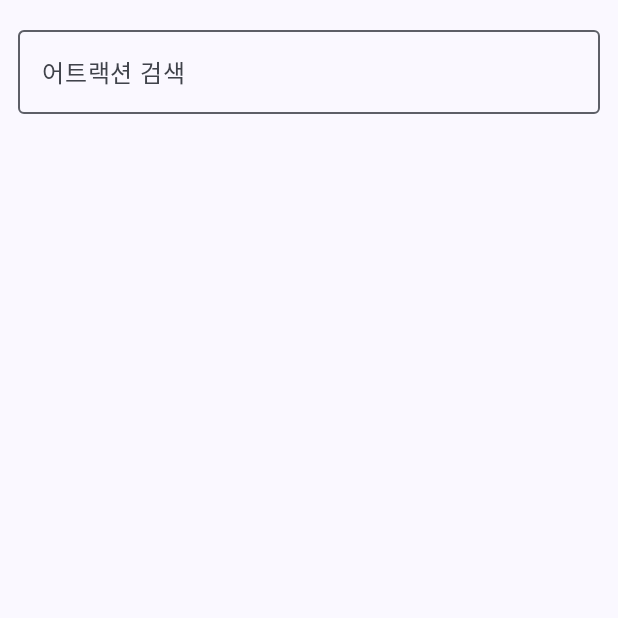
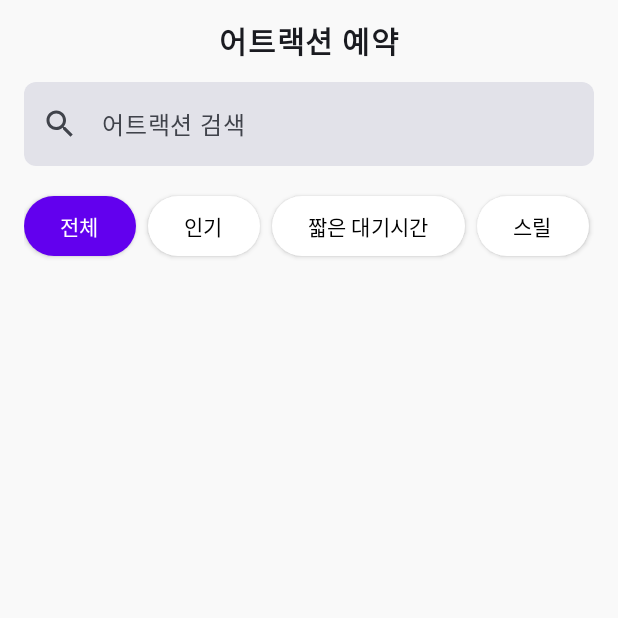
Before and after one commit to hungryTiger-roar/Hoonmin-World, an Android app built with Jetpack Compose: the composable AttractionTab called with empty values, on a phone screen of 412 x 824 dp, the top half of it. Run offline under Robolectric (Android 15) with nearby library versions, the phone set to English and light mode, and no system bars; pictures from the network do not load.

Commit message:
attraction 메인화면

```diff
--- a/hm_world_app/app/src/main/java/com/ssafy/hm/ui/screens/customer/AttractionTab.kt
+++ b/hm_world_app/app/src/main/java/com/ssafy/hm/ui/screens/customer/AttractionTab.kt
@@ -1,33 +1,26 @@
 package com.ssafy.hm.ui.screens.customer
 
+import androidx.compose.foundation.background
 import androidx.compose.foundation.clickable
-import androidx.compose.foundation.layout.Arrangement
-import androidx.compose.foundation.layout.Column
-import androidx.compose.foundation.layout.PaddingValues
-import androidx.compose.foundation.layout.Row
-import androidx.compose.foundation.layout.fillMaxSize
-import androidx.compose.foundation.layout.fillMaxWidth
-import androidx.compose.foundation.layout.padding
-import androidx.compose.foundation.layout.size
+import androidx.compose.foundation.layout.*
 import androidx.compose.foundation.lazy.LazyColumn
+import androidx.compose.foundation.lazy.LazyRow
 import androidx.compose.foundation.lazy.items
 import androidx.compose.foundation.shape.RoundedCornerShape
-import androidx.compose.material3.AlertDialog
-import androidx.compose.material3.Card
-import androidx.compose.material3.OutlinedTextField
-import androidx.compose.material3.Text
-import androidx.compose.material3.TextButton
-import androidx.compose.runtime.Composable
-import androidx.compose.runtime.getValue
-import androidx.compose.runtime.mutableStateOf
-import androidx.compose.runtime.remember
-import androidx.compose.runtime.setValue
+import androidx.compose.material.icons.Icons
+import androidx.compose.material.icons.filled.AccessTime
+import androidx.compose.material.icons.filled.Groups
+import androidx.compose.material.icons.filled.LocationOn
+import androidx.compose.material.icons.filled.Search
+import androidx.compose.material3.*
+import androidx.compose.runtime.*
 import androidx.compose.ui.Alignment
 import androidx.compose.ui.Modifier
 import androidx.compose.ui.draw.clip
 import androidx.compose.ui.graphics.Color
 import androidx.compose.ui.layout.ContentScale
 import androidx.compose.ui.text.font.FontWeight
+import androidx.compose.ui.text.style.TextAlign
 import androidx.compose.ui.text.style.TextOverflow
 import androidx.compose.ui.unit.dp
 import androidx.compose.ui.unit.sp
@@ -38,50 +31,154 @@ import com.ssafy.hm.data.model.AttractionReview
 @Composable
 fun AttractionTab(list: List<Attraction>, onSelect: (Int) -> Unit, paddingValues: PaddingValues) {
     var query by remember { mutableStateOf("") }
-    Column(modifier = Modifier
+    var selectedCategory by remember { mutableStateOf("전체") }
+
+    Column(
+        modifier = Modifier
             .fillMaxSize()
-        .padding(paddingValues)) {
-        OutlinedTextField(
-            value = query,
-            onValueChange = { query = it },
-            modifier = Modifier
-                .fillMaxWidth()
-                .padding(12.dp),
-            label = { Text("어트랙션 검색") }
+            .padding(paddingValues)
+            .background(Color(0xFFF9F9F9))
+    ) {
+        AttractionTopBar()
+
+        Column(modifier = Modifier.padding(horizontal = 16.dp)) {
+            AttractionSearchBar(query = query, onQueryChange = { query = it })
+            Spacer(modifier = Modifier.height(16.dp))
+            AttractionCategoryButtons(
+                selectedCategory = selectedCategory,
+                onCategorySelected = { selectedCategory = it }
             )
-        LazyColumn(modifier = Modifier.fillMaxSize(), verticalArrangement = Arrangement.spacedBy(10.dp)) {
-            items(list.filter { it.attName?.contains(query, true) == true }) { att ->
-                Card(
-                    modifier = Modifier
-                        .fillMaxWidth()
-                        .padding(horizontal = 12.dp)
-                        .clickable { onSelect(att.attId) },
-                    shape = RoundedCornerShape(12.dp)
+            Spacer(modifier = Modifier.height(16.dp))
+        }
+
+        val filteredList = list.filter {
+            (selectedCategory == "전체" || it.attCategory == selectedCategory) &&
+                    (query.isBlank() || it.attName?.contains(query, ignoreCase = true) == true)
+        }
+
+        LazyColumn(
+            contentPadding = PaddingValues(horizontal = 16.dp, vertical = 8.dp),
+            verticalArrangement = Arrangement.spacedBy(12.dp)
         ) {
-                    Row(
-                        modifier = Modifier.padding(12.dp),
-                        verticalAlignment = Alignment.CenterVertically,
-                        horizontalArrangement = Arrangement.spacedBy(12.dp)
-                    ) {
-                        AsyncImage(
-                            model = att.attPic,
-                            contentDescription = null,
-                            modifier = Modifier
-                                .size(72.dp)
-                                .clip(RoundedCornerShape(10.dp)),
-                            contentScale = ContentScale.Crop
-                        )
-                        Column {
-                            Text(att.attName ?: "", fontWeight = FontWeight.Bold)
-                            Text(att.attComment ?: "", maxLines = 2, overflow = TextOverflow.Ellipsis)
-                            Text("최대 ${att.attCapacity}명 / 누적 ${att.attTotal}", fontSize = 12.sp, color = Color.Gray)
+            items(filteredList, key = { it.attId }) { attraction ->
+                AttractionInfoCard(attraction = attraction, onCardClick = { onSelect(attraction.attId) })
             }
         }
     }
 }
+
+@Composable
+fun AttractionTopBar() {
+    Box(
+        modifier = Modifier
+            .fillMaxWidth()
+            .padding(vertical = 12.dp),
+        contentAlignment = Alignment.Center
+    ) {
+        Text(text = "어트랙션 예약", fontSize = 20.sp, fontWeight = FontWeight.Bold)
+    }
+}
+
+@Composable
+fun AttractionSearchBar(query: String, onQueryChange: (String) -> Unit) {
+    TextField(
+        value = query,
+        onValueChange = onQueryChange,
+        placeholder = { Text("어트랙션 검색") },
+        leadingIcon = { Icon(Icons.Default.Search, contentDescription = "Search Icon") },
+        modifier = Modifier
+            .fillMaxWidth()
+            .background(Color.White, RoundedCornerShape(8.dp)),
+        shape = RoundedCornerShape(8.dp),
+        colors = TextFieldDefaults.colors(
+            focusedIndicatorColor = Color.Transparent,
+            unfocusedIndicatorColor = Color.Transparent,
+            disabledIndicatorColor = Color.Transparent
+        )
+    )
+}
+
+@Composable
+fun AttractionCategoryButtons(selectedCategory: String, onCategorySelected: (String) -> Unit) {
+    val categories = listOf("전체", "인기", "짧은 대기시간", "스릴", "가족", "어린이")
+    LazyRow(horizontalArrangement = Arrangement.spacedBy(8.dp)) {
+        items(categories) { category ->
+            val isSelected = category == selectedCategory
+            Button(
+                onClick = { onCategorySelected(category) },
+                shape = RoundedCornerShape(20.dp),
+                colors = ButtonDefaults.buttonColors(
+                    containerColor = if (isSelected) Color(0xFF6200EE) else Color.White,
+                    contentColor = if (isSelected) Color.White else Color.Black
+                ),
+                elevation = ButtonDefaults.buttonElevation(defaultElevation = 2.dp)
+            ) {
+                Text(category)
             }
         }
     }
+}
+
+@Composable
+fun AttractionInfoCard(attraction: Attraction, onCardClick: () -> Unit) {
+    Card(
+        modifier = Modifier
+            .fillMaxWidth()
+            .clickable(onClick = onCardClick),
+        shape = RoundedCornerShape(16.dp),
+        colors = CardDefaults.cardColors(containerColor = Color.White),
+        elevation = CardDefaults.cardElevation(defaultElevation = 4.dp)
+    ) {
+        Row(
+            modifier = Modifier.padding(16.dp),
+            verticalAlignment = Alignment.CenterVertically
+        ) {
+            Column(
+                modifier = Modifier.weight(1f),
+                verticalArrangement = Arrangement.spacedBy(8.dp)
+            ) {
+                Text(
+                    text = attraction.attName ?: "이름 없음",
+                    fontWeight = FontWeight.Bold,
+                    fontSize = 18.sp
+                )
+                Row(verticalAlignment = Alignment.CenterVertically) {
+                    Icon(Icons.Default.Groups, contentDescription = "Capacity", modifier = Modifier.size(16.dp), tint = Color.Gray)
+                    Spacer(modifier = Modifier.width(4.dp))
+                    Text("최대 ${attraction.attCapacity}명", fontSize = 14.sp, color = Color.Gray)
+                }
+                Text(
+                    text = attraction.attComment ?: "",
+                    fontSize = 14.sp,
+                    maxLines = 2,
+                    overflow = TextOverflow.Ellipsis
+                )
+                // 예약 명수 (임시 주석)
+                 Row(verticalAlignment = Alignment.CenterVertically) {
+                     Icon(Icons.Default.LocationOn, contentDescription = "Waiting Count", modifier = Modifier.size(16.dp), tint = Color.Red.copy(alpha=0.7f))
+                     Spacer(modifier = Modifier.width(4.dp))
+                     Text("대기 120명", fontSize = 14.sp, color = Color.Gray) // 예시: "대기 ${attraction.waitingCount}명"
+                 }
+                // 예상 대기 시간 (임시 주석)
+                 Row(verticalAlignment = Alignment.CenterVertically) {
+                     Icon(Icons.Default.AccessTime, contentDescription = "Wait Time", modifier = Modifier.size(16.dp), tint = Color.Gray)
+                     Spacer(modifier = Modifier.width(4.dp))
+                     Text("예상 50분", fontSize = 14.sp, color = Color.Gray) // 예시: "예상 ${attraction.waitTime}분"
+                 }
+            }
+            Spacer(modifier = Modifier.width(16.dp))
+            AsyncImage(
+                model = attraction.attPic,
+                contentDescription = attraction.attName,
+                modifier = Modifier
+                    .size(100.dp)
+                    .clip(RoundedCornerShape(12.dp)),
+                contentScale = ContentScale.Crop
+            )
+        }
+    }
+}
+
 
 @Composable
 fun AttractionDetailDialog(
```
Also changed, not shown: 1 other file. Lines whose indentation alone changed are shown as unchanged.
